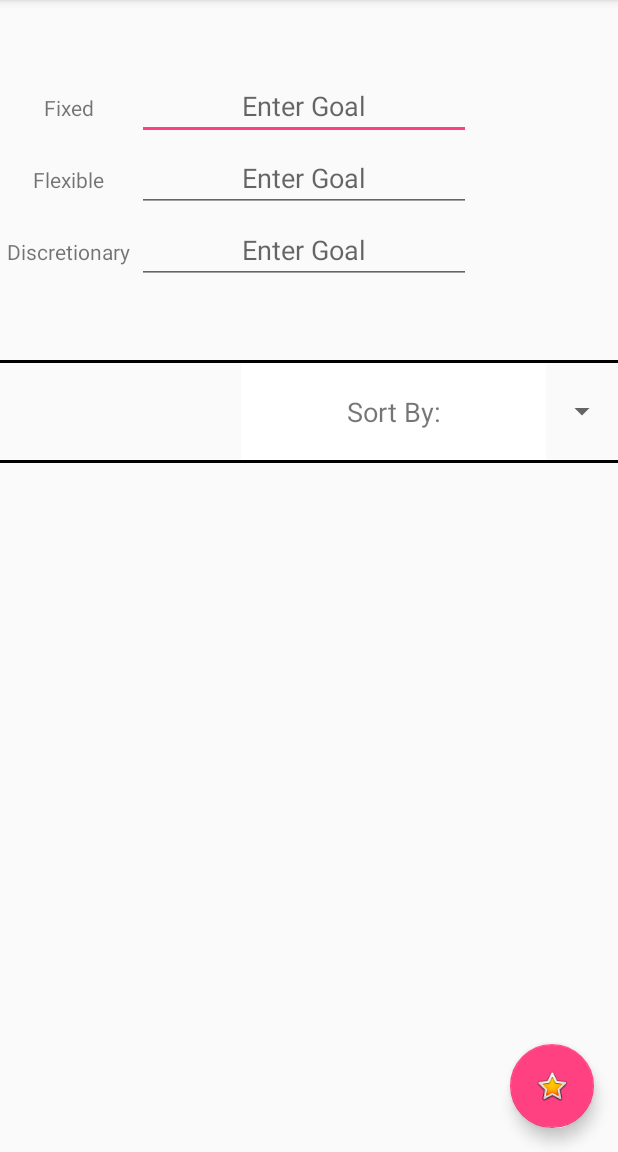
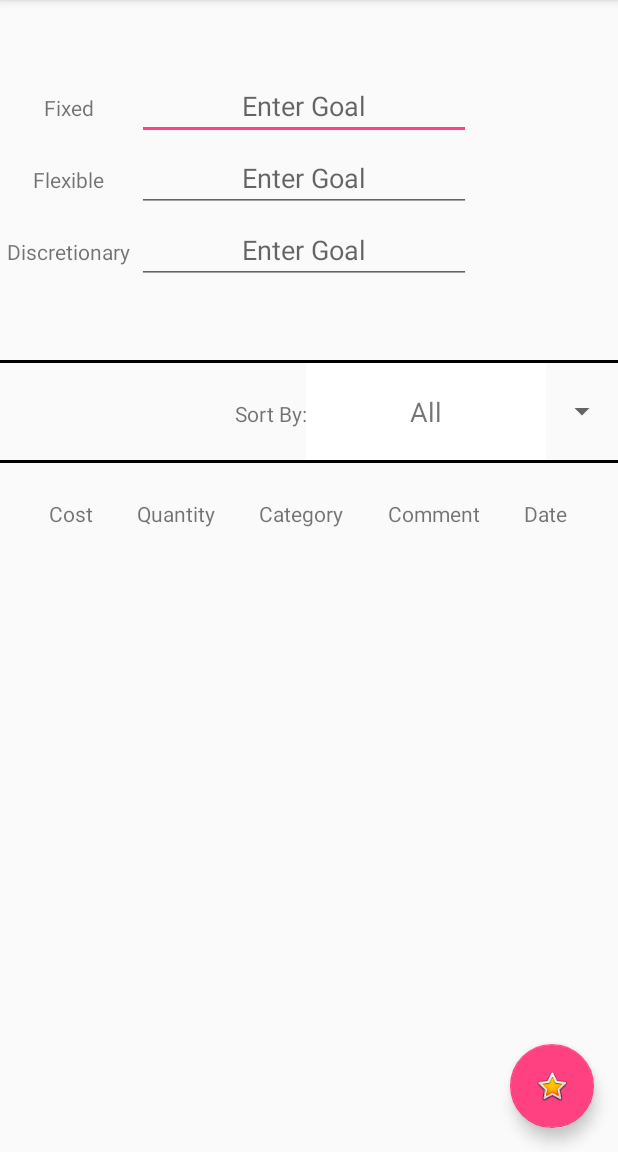
Before and after one commit to sobotadom/Enactus, an Android app: the screen it shows after launch (MainActivity), on a phone screen of 412 x 824 dp, the part 84-1236 px from its top. Run offline under Robolectric (Android 15) with nearby library versions, the phone set to English and light mode, and no system bars; our stand-ins replace Room's generated code; libraries missing offline, so code that uses them is left out: net.danlew.android; 1 statement that could not run was skipped.

Commit message:
Got table database to show now onto goals

```diff
--- a/app/src/main/java/enactus/budget/enactus/ENTDAO.java
+++ b/app/src/main/java/enactus/budget/enactus/ENTDAO.java
@@ -29,6 +29,13 @@ public interface ENTDAO {
     @Query("DELETE FROM expenses")
     void deleteAllExpenses();
 
+    @Query("SELECT * FROM expenses WHERE category=\"Fixed\" ")
+    List<EXPTBL> getFixedExpenses();
 
+    @Query("SELECT * FROM expenses WHERE category=\"Flexible\" ")
+    List<EXPTBL> getFlexibleExpenses();
+
+    @Query("SELECT * FROM expenses WHERE category=\"Discretionary\" ")
+    List<EXPTBL> getDiscretionaryExpenses();
 
 }
--- a/app/src/main/java/enactus/budget/enactus/MainActivity.java
+++ b/app/src/main/java/enactus/budget/enactus/MainActivity.java
@@ -45,11 +45,11 @@ public class MainActivity extends AppCompatActivity {
 
     private static int REQUEST_CODE = 0;
     private double totalSpent = 0;
-    private int fixed_days, flexible_days, discretionary_days;
-    private double cat1_goal, cat2_goal, cat3_goal, cat1_remain, cat2_remain, cat3_remain;
+    private int fixed_days, flexible_days, discretionary_days, sort_by;
+    private double cat1_goal, cat2_goal, cat3_goal;
     private String category;
     private DateTime date_fixed, date_flexible, date_discretionary;
-    private TableRow before_set_cat1, before_set_cat2, before_set_cat3;
+
 
     @Override
     protected void onCreate(Bundle savedInstanceState) {
@@ -62,36 +62,12 @@ public class MainActivity extends AppCompatActivity {
 
         JodaTimeAndroid.init(this);
 
-
-        before_set_cat1 = findViewById(R.id.one);
-        before_set_cat2 = findViewById(R.id.two);
-        before_set_cat3 = findViewById(R.id.three);
-
-           /*
-
-        BAD DESIGN, SHOULD BE CREATED INTO A INITIALIZATION CLASS/METHOD AND
-        SHOULD ONLY BE CALLED THROUGH METHODS
-        SHOULD NOT ALLOW MAIN THREAD QUERIES
+        //UPDATE DATABASE
+        //updateTable();
+        deleteAll();
 
 
 
-         */
-        //CREATE/LOAD Database ENTDB
-        final ENTDB dataBase=ENTDB.getENTDB(getApplicationContext());
-
-
-
-        //GET TUPLES FROM DATABASE
-        List<EXPTBL> expenses=dataBase.expDAO().getAllExpenses();
-
-        //Use iterator to go through list easily to list all elements
-        Iterator<EXPTBL> expensesIterator=expenses.iterator();
-
-        while(expensesIterator.hasNext()){
-            String expenseOut=expensesIterator.next().toString();
-            Log.d("Database search:  ",expenseOut);
-
-        }
 
 
         FloatingActionButton fab = (FloatingActionButton) findViewById(R.id.fab);
@@ -109,7 +85,7 @@ public class MainActivity extends AppCompatActivity {
         final TableLayout tl = findViewById(R.id.tableLayout);
 
         final String[] categories = new String[]{
-                "Sort By:",
+                "All",
                 "Fixed",
                 "Flexible",
                 "Discretionary"
@@ -119,26 +95,23 @@ public class MainActivity extends AppCompatActivity {
                 this, R.layout.spinner_item, categories) {
             @Override
             public boolean isEnabled(int position) {
-                if (position == 0) {
-                    // Disable the first item from Spinner
-                    // First item will be use for hint
-                    return false;
-                } else {
+
                     return true;
-                }
             }
+
 
             @Override
             public View getDropDownView(int position, View convertView,
                                         ViewGroup parent) {
+
                 View view = super.getDropDownView(position, convertView, parent);
-                TextView tv = (TextView) view;
+                /*TextView tv = (TextView) view;
                 if (position == 0) {
                     // Set the hint text color gray
                     tv.setTextColor(Color.GRAY);
                 } else {
                     tv.setTextColor(Color.BLACK);
-                }
+                }*/
                 return view;
             }
         };
@@ -157,12 +130,9 @@ public class MainActivity extends AppCompatActivity {
             @Override
             public void onItemSelected(AdapterView<?> parent, View view, int position, long id) {
                 String selectedItemText = (String) parent.getItemAtPosition(position);
-                // If user change the default selection
-                // First item is disable and it is used for hint
-                if (position > 0) {
-                    // Notify the selected item text
+                sort_by = position;
+                updateTable();
 
-                }
             }
 
             @Override
@@ -424,31 +394,102 @@ public class MainActivity extends AppCompatActivity {
 
 
     }
+    private void updateGoals(){
+        Log.i("Main","Updating Goals with database ");
+    }
+    private void updateTable() {
+        Log.i("Main", "Updating table with database");
+        //CREATE/LOAD Database ENTDB
+        ENTDB dataBase = ENTDB.getENTDB(getApplicationContext());
+        List<EXPTBL> expenses = null;
+
+        //clear out table so we get no duplicates
+        TableLayout tl = findViewById(R.id.tableLayout);
+        TableRow header = findViewById(R.id.header);
+
+        Log.d("CUNT","HELO" +  Integer.toString(tl.getChildCount()));
+        tl.removeAllViews();
+        tl.addView(header);
+
+
+        if (sort_by == 0) {  //GETS ALL EXPENSES FROM DATABASE
+            //GET TUPLES FROM DATABASE
+            expenses = dataBase.expDAO().getAllExpenses();
+
+        } else if (sort_by == 1) {
+            expenses = dataBase.expDAO().getFixedExpenses();
+        } else if (sort_by == 2) {
+            expenses = dataBase.expDAO().getFlexibleExpenses();
+        } else if (sort_by == 3) {
+            expenses = dataBase.expDAO().getDiscretionaryExpenses();
+        } else {
+            Log.e("SPINNER", "Somehow someone selected a category not on the list");
+        }
+
+        //Use iterator to go through list easily to list all elements
+        Iterator<EXPTBL> expensesIterator = expenses.iterator();
+
+        while (expensesIterator.hasNext()) {
+            TableRow tr = new TableRow(this);
+
+            EXPTBL current = expensesIterator.next();
+            String expenseOut = current.toString();
+            Log.i("Inputting into Table:  ", "HELLO " + current.getCategory());
+
+
+
+            //cost
+            TextView cost = new TextView(this);
+            cost.setText(Double.toString(current.getCost()));
+            cost.setTextAlignment(View.TEXT_ALIGNMENT_CENTER);
+            tr.addView(cost);
+
+            //quantity
+            TextView quantity = new TextView(this);
+            quantity.setText(Double.toString(current.getQuantity()));
+            quantity.setTextAlignment(View.TEXT_ALIGNMENT_CENTER);
+            tr.addView(quantity);
+
+            //category
+            TextView cat = new TextView(this);
+            cat.setText(current.getCategory());
+            cat.setTextAlignment(View.TEXT_ALIGNMENT_CENTER);
+            tr.addView(cat);
+
+            //comment
+            TextView comment = new TextView(this);
+            comment.setText(current.getComment());
+            comment.setTextAlignment(View.TEXT_ALIGNMENT_CENTER);
+            tr.addView(comment);
+
+            //date
+            TextView date = new TextView(this);
+            date.setText(current.getDate());
+            date.setTextAlignment(View.TEXT_ALIGNMENT_CENTER);
+            tr.addView(date);
+
+            tl.addView(tr);
+
+        }
+    }
+    private void deleteAll(){
+        ENTDB dataBase=ENTDB.getENTDB(getApplicationContext());
+        dataBase.expDAO().deleteAllExpenses();
+    }
+
     protected void onActivityResult(int requestCode, int resultCode,
                                     Intent data) {
 
-        //GET result from entering expense, database entry
-       // TableRow tr = new TableRow(this);
-       // TableLayout tl = findViewById(R.id.tableLayout);
 
-      //  TextView category = new TextView(this);
-       // category.setText("Category");
-       // TextView cost = new TextView(this);
 
         if (requestCode == REQUEST_CODE) {
             if (resultCode == RESULT_OK) {
-                // A contact was picked.  Here we will just display it
-                // to the user.
+                //THIS IS WHERE WE UPDATE PAGE
+                updateGoals();
+                updateTable();
 
-                //Bundle b = data.getBundleExtra("EXPENSE");
-                //category.setText(b.getString("category"));
-                //cost.setText(b.getString("STR"));
 
-               // tr.addView(category);
-               // tr.addView(cost);
-               // tl.addView(tr);
 
-                //enterExpense(b.getDouble("Expense"));
             }
         }
     }
--- a/app/src/main/res/layout/content_main.xml
+++ b/app/src/main/res/layout/content_main.xml
@@ -22,6 +22,7 @@
             android:id="@+id/goal_table"
             android:layout_width="match_parent"
             android:layout_height="wrap_content"
+
             >
 
             <TableRow
@@ -158,13 +159,21 @@
 
         <LinearLayout
             android:layout_width="match_parent"
-            android:layout_height="match_parent"
+            android:layout_height="wrap_content"
             android:orientation="horizontal">
 
             <Space
-                android:layout_width="64dp"
+                android:layout_width="48dp"
                 android:layout_height="wrap_content"
                 android:layout_weight="1" />
+
+            <TextView
+                android:id="@+id/textView12"
+                android:layout_width="wrap_content"
+                android:layout_height="wrap_content"
+                android:layout_weight="1"
+                android:text="Sort By:"
+                android:textAlignment="textEnd" />
 
             <Spinner
                 android:id="@+id/tableSpin"
@@ -172,10 +181,14 @@
                 android:layout_height="wrap_content"
                 android:layout_weight="1" />
         </LinearLayout>
+
         <View
+            android:id="@+id/view"
             style="@style/Divider"
+            android:layout_width="match_parent"
             android:layout_height="2dp"
             android:background="@android:color/black" />
+
         <ScrollView
             android:id="@+id/scrollView2"
             android:layout_width="match_parent"
@@ -184,6 +197,7 @@
             android:layout_marginEnd="16dp"
             android:layout_marginStart="16dp"
             android:layout_marginTop="24dp"
+            android:visibility="visible"
             app:layout_constraintBottom_toBottomOf="parent"
             app:layout_constraintEnd_toEndOf="parent"
             app:layout_constraintStart_toEndOf="@+id/spent"
@@ -193,17 +207,60 @@
             <TableLayout
                 android:id="@+id/tableLayout"
                 android:layout_width="match_parent"
-                android:layout_height="match_parent"
-                android:layout_marginBottom="8dp"
-                android:layout_marginEnd="8dp"
-
-                android:layout_marginStart="8dp"
+                android:layout_height="wrap_content"
+                android:layout_marginBottom="2dp"
+                android:layout_marginEnd="2dp"
+                android:stretchColumns="*"
+                android:layout_marginStart="2dp"
                 android:gravity="center"
                 android:orientation="horizontal"
+                android:visibility="visible"
                 app:layout_constraintBottom_toBottomOf="parent"
                 app:layout_constraintEnd_toEndOf="parent"
                 app:layout_constraintStart_toStartOf="parent">
 
+                <TableRow
+                    android:id="@+id/header"
+                    android:layout_width="match_parent"
+                    android:layout_height="wrap_content">
+
+                    <TextView
+                        android:id="@+id/textView7"
+                        android:layout_width="match_parent"
+                        android:layout_height="wrap_content"
+                        android:text="Cost"
+                        android:textAlignment="center"
+                        android:textSize="14sp" />
+
+                    <TextView
+                        android:id="@+id/textView8"
+                        android:layout_width="match_parent"
+                        android:layout_height="wrap_content"
+                        android:text="Quantity"
+                        android:textAlignment="center" />
+
+                    <TextView
+                        android:id="@+id/textView9"
+                        android:layout_width="match_parent"
+                        android:layout_height="wrap_content"
+                        android:text="Category"
+                        android:textAlignment="center" />
+
+                    <TextView
+                        android:id="@+id/textView10"
+                        android:layout_width="match_parent"
+                        android:layout_height="wrap_content"
+                        android:text="Comment"
+                        android:textAlignment="center" />
+
+                    <TextView
+                        android:id="@+id/textView11"
+                        android:layout_width="match_parent"
+                        android:layout_height="wrap_content"
+                        android:text="Date"
+                        android:textAlignment="center" />
+
+                </TableRow>
             </TableLayout>
 
         </ScrollView>
```
Also changed, not shown: app/src/main/java/enactus/budget/enactus/Expense.java (+15 -11 lines), 2 other files.
